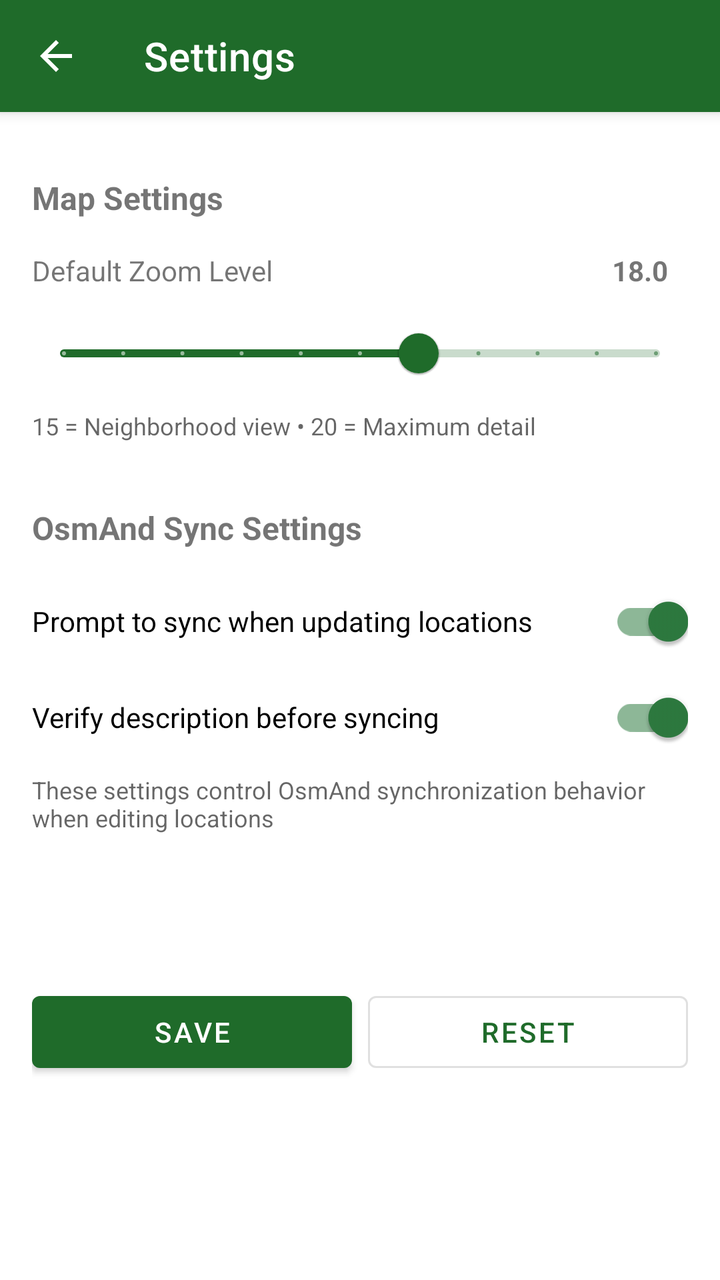
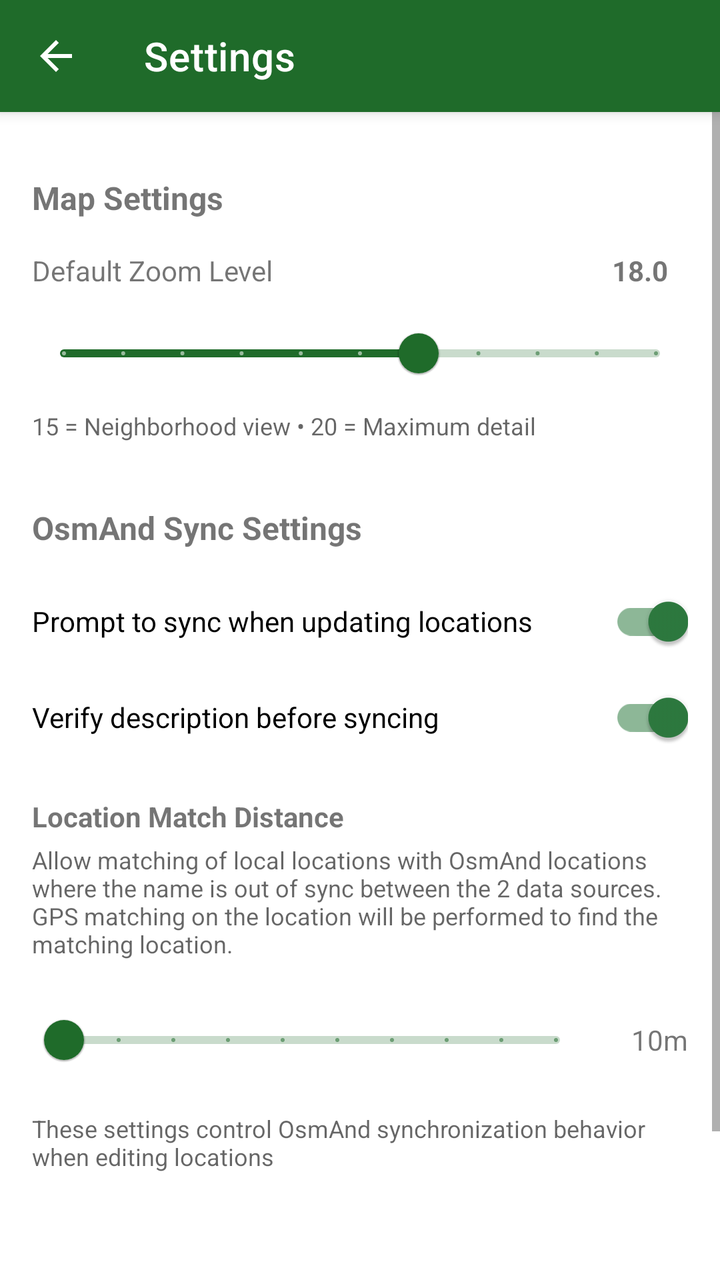

Screens rendered from an Android XML layout before and after an edit, with the pre-edit source and the edit as a unified diff.
<!-- AndroidManifest.xml: application theme Theme.PEVPlugShare -->
<!-- res/layout/activity_settings.xml -->
<?xml version="1.0" encoding="utf-8"?>
<LinearLayout xmlns:android="http://schemas.android.com/apk/res/android"
    xmlns:app="http://schemas.android.com/apk/res-auto"
    android:layout_width="match_parent"
    android:layout_height="match_parent"
    android:orientation="vertical">

    
    <com.google.android.material.appbar.MaterialToolbar
        android:id="@+id/toolbar"
        android:layout_width="match_parent"
        android:layout_height="?attr/actionBarSize"
        android:background="?attr/colorPrimary"
        android:elevation="4dp"
        app:navigationIcon="@drawable/ic_back"
        app:title="Settings"
        app:titleTextColor="@android:color/white" />

    <ScrollView
        android:layout_width="match_parent"
        android:layout_height="match_parent">

        <LinearLayout
            android:layout_width="match_parent"
            android:layout_height="wrap_content"
            android:orientation="vertical"
            android:padding="16dp">

            
        <LinearLayout
            android:id="@+id/apiKeyEntrySection"
            android:layout_width="match_parent"
            android:layout_height="wrap_content"
            android:orientation="vertical"
            android:visibility="gone">

            
            <TextView
                android:id="@+id/apiKeyLabel"
                android:layout_width="match_parent"
                android:layout_height="wrap_content"
                android:text="OpenRouter.AI API Key"
                android:textSize="16sp"
                android:textStyle="bold"
                android:paddingBottom="4dp" />

            <TextView
                android:id="@+id/apiKeyDescription"
                android:layout_width="match_parent"
                android:layout_height="wrap_content"
                android:text="This API key enables AI functions for image analysis and description parsing/generation in the location edit process."
                android:textSize="13sp"
                android:textColor="?android:textColorSecondary"
                android:paddingBottom="8dp" />

            <LinearLayout
                android:layout_width="match_parent"
                android:layout_height="wrap_content"
                android:orientation="horizontal">

                <com.google.android.material.textfield.TextInputLayout
                    android:id="@+id/apiKeyLayout"
                    android:layout_width="0dp"
                    android:layout_height="wrap_content"
                    android:layout_weight="1"
                    android:layout_marginEnd="8dp"
                    android:hint="API Key"
                    style="@style/Widget.MaterialComponents.TextInputLayout.OutlinedBox">

                    <com.google.android.material.textfield.TextInputEditText
                        android:id="@+id/apiKeyInput"
                        android:layout_width="match_parent"
                        android:layout_height="wrap_content"
                        android:inputType="textPassword"
                        android:maxLines="1" />
                </com.google.android.material.textfield.TextInputLayout>

                <com.google.android.material.button.MaterialButton
                    android:id="@+id/validateSaveButton"
                    android:layout_width="wrap_content"
                    android:layout_height="wrap_content"
                    android:layout_gravity="center_vertical"
                    android:text="Validate"
                    style="@style/Widget.MaterialComponents.Button" />
            </LinearLayout>

            <com.google.android.material.button.MaterialButton
                android:id="@+id/getApiKeyButton"
                android:layout_width="match_parent"
                android:layout_height="wrap_content"
                android:layout_marginTop="8dp"
                android:text="Get API Key from OpenRouter.ai"
                style="@style/Widget.MaterialComponents.Button.OutlinedButton" />
        </LinearLayout>

        
        <LinearLayout
            android:id="@+id/apiKeyValidSection"
            android:layout_width="match_parent"
            android:layout_height="wrap_content"
            android:orientation="vertical"
            android:visibility="gone">

            
            <LinearLayout
                android:layout_width="match_parent"
                android:layout_height="wrap_content"
                android:orientation="horizontal"
                android:gravity="center_vertical"
                android:paddingTop="16dp"
                android:paddingBottom="8dp">

                <TextView
                    android:layout_width="0dp"
                    android:layout_height="wrap_content"
                    android:layout_weight="1"
                    android:text="OpenRouter.ai Model"
                    android:textSize="16sp"
                    android:textStyle="bold" />

                <com.google.android.material.button.MaterialButton
                    android:id="@+id/resetApiKeyButton"
                    android:layout_width="wrap_content"
                    android:layout_height="wrap_content"
                    android:minWidth="0dp"
                    android:minHeight="0dp"
                    android:padding="8dp"
                    android:text="🔄"
                    android:contentDescription="Reset API Key"
                    style="@style/Widget.MaterialComponents.Button.OutlinedButton" />
            </LinearLayout>

            <com.google.android.material.card.MaterialCardView
                android:id="@+id/selectedModelCard"
                android:layout_width="match_parent"
                android:layout_height="wrap_content"
                android:clickable="true"
                android:focusable="true"
                android:foreground="?attr/selectableItemBackground"
                app:cardElevation="2dp"
                app:cardCornerRadius="8dp"
                android:layout_marginBottom="16dp">

                <LinearLayout
                    android:layout_width="match_parent"
                    android:layout_height="wrap_content"
                    android:orientation="horizontal"
                    android:padding="12dp"
                    android:gravity="center_vertical">

                    <TextView
                        android:id="@+id/apiKeyStatusText"
                        android:layout_width="wrap_content"
                        android:layout_height="wrap_content"
                        android:text="✓"
                        android:textSize="18sp"
                        android:textColor="#4CAF50"
                        android:textStyle="bold"
                        android:paddingEnd="8dp" />

                    <LinearLayout
                        android:layout_width="0dp"
                        android:layout_height="wrap_content"
                        android:layout_weight="1"
                        android:orientation="vertical">

                        <TextView
                            android:id="@+id/selectedModelName"
                            android:layout_width="match_parent"
                            android:layout_height="wrap_content"
                            android:text="Tap to select a model"
                            android:textSize="15sp"
                            android:textStyle="bold"
                            android:textColor="?android:textColorPrimary" />

                        <TextView
                            android:id="@+id/selectedModelProvider"
                            android:layout_width="match_parent"
                            android:layout_height="wrap_content"
                            android:text=""
                            android:textSize="12sp"
                            android:paddingTop="2dp"
                            android:textColor="?android:textColorSecondary" />

                        <LinearLayout
                            android:layout_width="match_parent"
                            android:layout_height="wrap_content"
                            android:orientation="horizontal"
                            android:paddingTop="2dp">

                            <TextView
                                android:id="@+id/selectedModelCost"
                                android:layout_width="wrap_content"
                                android:layout_height="wrap_content"
                                android:text=""
                                android:textSize="12sp"
                                android:textColor="?android:textColorSecondary" />

                            <TextView
                                android:id="@+id/selectedModelContext"
                                android:layout_width="wrap_content"
                                android:layout_height="wrap_content"
                                android:text=""
                                android:textSize="12sp"
                                android:paddingStart="12dp"
                                android:textColor="?android:textColorSecondary" />
                        </LinearLayout>
                    </LinearLayout>
                </LinearLayout>
            </com.google.android.material.card.MaterialCardView>

        </LinearLayout>

        
        <LinearLayout
            android:layout_width="match_parent"
            android:layout_height="wrap_content"
            android:orientation="vertical"
            android:paddingTop="16dp"
            android:paddingBottom="16dp">

            <TextView
                android:layout_width="match_parent"
                android:layout_height="wrap_content"
                android:text="Map Settings"
                android:textSize="16sp"
                android:textStyle="bold"
                android:paddingBottom="8dp" />

            <LinearLayout
                android:layout_width="match_parent"
                android:layout_height="wrap_content"
                android:orientation="horizontal"
                android:gravity="center_vertical"
                android:paddingVertical="8dp">

                <TextView
                    android:layout_width="0dp"
                    android:layout_height="wrap_content"
                    android:layout_weight="1"
                    android:text="Default Zoom Level"
                    android:textSize="14sp" />

                <TextView
                    android:id="@+id/zoomLevelValue"
                    android:layout_width="wrap_content"
                    android:layout_height="wrap_content"
                    android:text="18.0"
                    android:textSize="14sp"
                    android:textStyle="bold"
                    android:minWidth="48dp"
                    android:gravity="center" />
            </LinearLayout>

            <com.google.android.material.slider.Slider
                android:id="@+id/zoomLevelSlider"
                android:layout_width="match_parent"
                android:layout_height="wrap_content"
                android:valueFrom="15.0"
                android:valueTo="20.0"
                android:value="18.0"
                android:stepSize="0.5" />

            <TextView
                android:layout_width="match_parent"
                android:layout_height="wrap_content"
                android:text="15 = Neighborhood view • 20 = Maximum detail"
                android:textSize="12sp"
                android:textColor="?android:textColorSecondary"
                android:paddingTop="4dp" />
        </LinearLayout>

        
        <LinearLayout
            android:layout_width="match_parent"
            android:layout_height="wrap_content"
            android:orientation="vertical"
            android:paddingTop="16dp"
            android:paddingBottom="16dp">

            <TextView
                android:layout_width="match_parent"
                android:layout_height="wrap_content"
                android:text="OsmAnd Sync Settings"
                android:textSize="16sp"
                android:textStyle="bold"
                android:paddingBottom="12dp" />

            <com.google.android.material.switchmaterial.SwitchMaterial
                android:id="@+id/switchPromptOsmandSync"
                android:layout_width="match_parent"
                android:layout_height="wrap_content"
                android:text="Prompt to sync when updating locations"
                android:checked="true"
                android:paddingVertical="8dp" />

            <com.google.android.material.switchmaterial.SwitchMaterial
                android:id="@+id/switchVerifyDescription"
                android:layout_width="match_parent"
                android:layout_height="wrap_content"
                android:text="Verify description before syncing"
                android:checked="true"
                android:paddingVertical="8dp" />

            <TextView
                android:layout_width="match_parent"
                android:layout_height="wrap_content"
                android:text="These settings control OsmAnd synchronization behavior when editing locations"
                android:textSize="12sp"
                android:textColor="?android:textColorSecondary"
                android:paddingTop="4dp" />
        </LinearLayout>

        
        <ProgressBar
            android:id="@+id/loadingProgressBar"
            android:layout_width="wrap_content"
            android:layout_height="wrap_content"
            android:layout_gravity="center"
            android:layout_marginVertical="16dp"
            android:visibility="gone" />

        <TextView
            android:id="@+id/statusMessage"
            android:layout_width="match_parent"
            android:layout_height="wrap_content"
            android:text=""
            android:textSize="14sp"
            android:paddingVertical="8dp"
            android:gravity="center" />

        
        <LinearLayout
            android:id="@+id/bottomButtons"
            android:layout_width="match_parent"
            android:layout_height="wrap_content"
            android:orientation="horizontal"
            android:layout_marginTop="24dp"
            android:visibility="visible">

            <com.google.android.material.button.MaterialButton
                android:id="@+id/saveSettingsButton"
                android:layout_width="0dp"
                android:layout_height="wrap_content"
                android:layout_weight="1"
                android:layout_marginEnd="8dp"
                android:text="Save"
                style="@style/Widget.MaterialComponents.Button" />

            <com.google.android.material.button.MaterialButton
                android:id="@+id/resetButton"
                android:layout_width="0dp"
                android:layout_height="wrap_content"
                android:layout_weight="1"
                android:text="Reset"
                style="@style/Widget.MaterialComponents.Button.OutlinedButton" />
        </LinearLayout>

    </LinearLayout>
    </ScrollView>
</LinearLayout>
<!-- resources referenced by this layout -->
<resources>
  <!-- drawable ic_back (drawable) -->
  <vector xmlns:android="http://schemas.android.com/apk/res/android"
      android:width="24dp"
      android:height="24dp"
      android:viewportWidth="24"
      android:viewportHeight="24">
      <path
          android:fillColor="@android:color/white"
          android:pathData="M20,11H7.83l5.59,-5.59L12,4l-8,8 8,8 1.41,-1.41L7.83,13H20v-2z"/>
  </vector>
  <style name="Theme.PEVPlugShare" parent="Theme.MaterialComponents.Light.NoActionBar">
          <item name="colorPrimary">@color/md_theme_primary</item>
          <item name="colorSecondary">@color/md_theme_secondary</item>
          <item name="colorError">@color/md_theme_error</item>
      </style>
  <color name="md_theme_primary">#1f6b2a</color>
  <color name="md_theme_secondary">#2d7a3f</color>
  <color name="md_theme_error">#c00000</color>
</resources>

<!-- the commit's change to res/layout/activity_settings.xml (unified diff, before → after) -->
@@ -302,6 +302,52 @@
                 android:checked="true"
                 android:paddingVertical="8dp" />
 
+            
+            <TextView
+                android:layout_width="match_parent"
+                android:layout_height="wrap_content"
+                android:text="Location Match Distance"
+                android:textSize="14sp"
+                android:textStyle="bold"
+                android:paddingTop="16dp"
+                android:paddingBottom="4dp" />
+
+            <TextView
+                android:layout_width="match_parent"
+                android:layout_height="wrap_content"
+                android:text="Allow matching of local locations with OsmAnd locations where the name is out of sync between the 2 data sources. GPS matching on the location will be performed to find the matching location."
+                android:textSize="12sp"
+                android:textColor="?android:textColorSecondary"
+                android:paddingBottom="8dp" />
+
+            <LinearLayout
+                android:layout_width="match_parent"
+                android:layout_height="wrap_content"
+                android:orientation="horizontal"
+                android:gravity="center_vertical"
+                android:paddingVertical="8dp">
+
+                <com.google.android.material.slider.Slider
+                    android:id="@+id/osmandMatchDistanceSlider"
+                    android:layout_width="0dp"
+                    android:layout_height="wrap_content"
+                    android:layout_weight="1"
+                    android:valueFrom="10"
+                    android:valueTo="100"
+                    android:stepSize="10"
+                    android:value="10" />
+
+                <TextView
+                    android:id="@+id/osmandMatchDistanceValue"
+                    android:layout_width="wrap_content"
+                    android:layout_height="wrap_content"
+                    android:text="10m"
+                    android:textSize="14sp"
+                    android:minWidth="50dp"
+                    android:gravity="end"
+                    android:paddingStart="8dp" />
+            </LinearLayout>
+
             <TextView
                 android:layout_width="match_parent"
                 android:layout_height="wrap_content"
